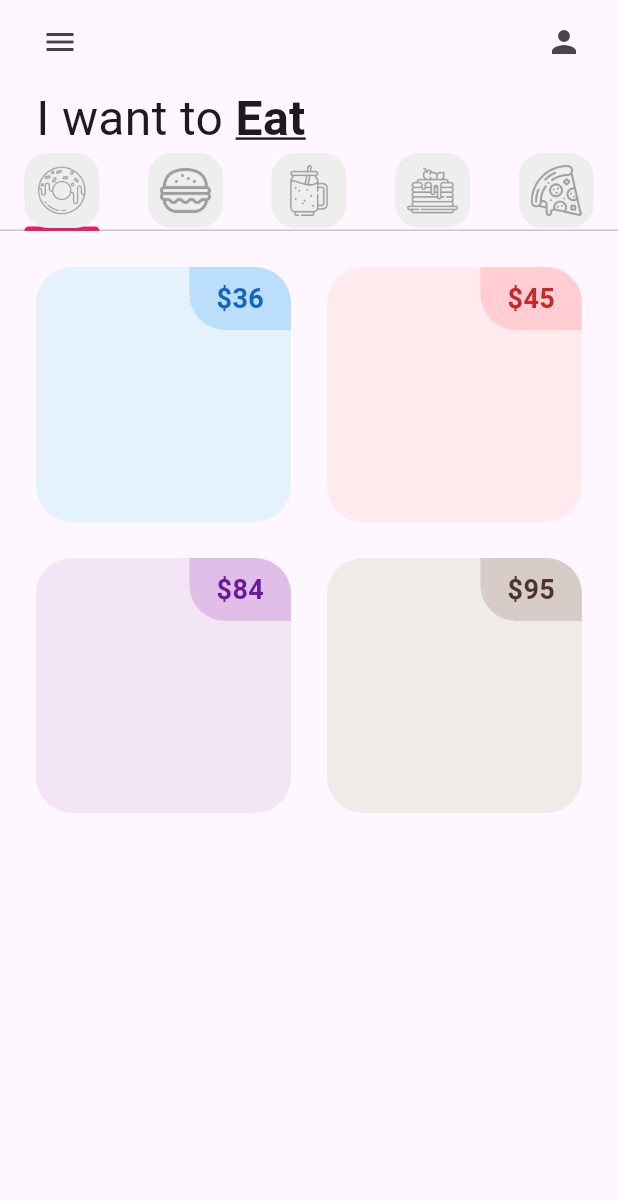
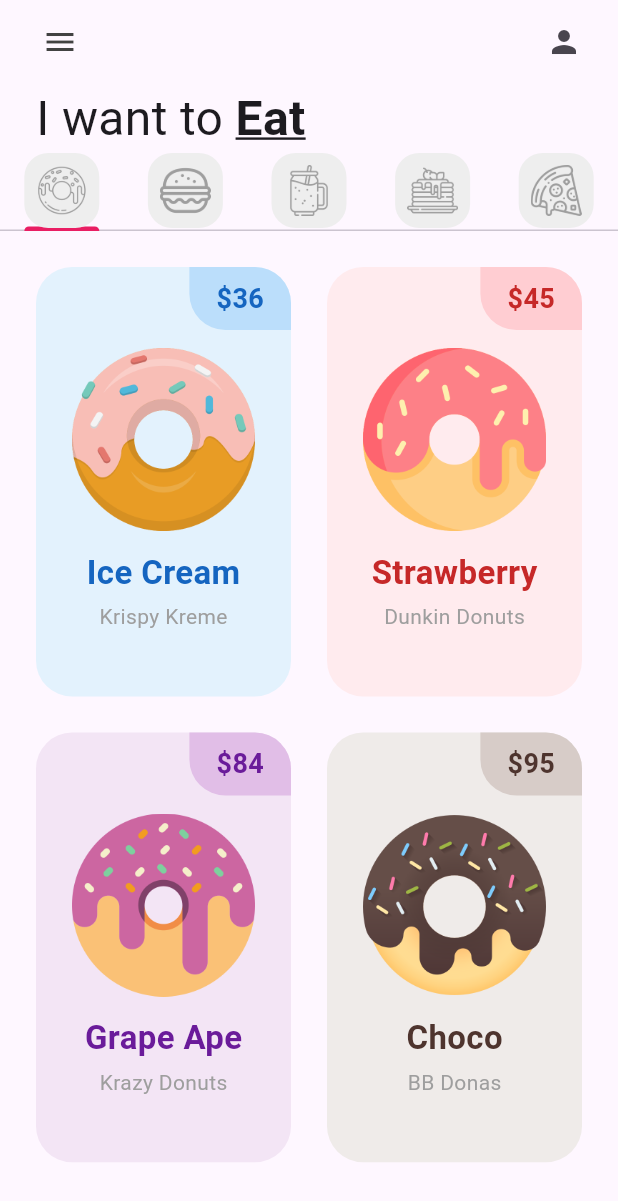
Before and after one commit to riacouoh/donut_app_4sa, a Flutter app: the screen it shows after launch, on a phone screen of 412 x 824 dp. Shown: the top 1201 px of the screen. Run offline on Flutter 3.47's test engine with Material 3 defaults, Android fonts, the phone set to English and light mode, and no system bars.

Commit message:
Adding Text to Tiles

```diff
--- a/lib/tabs/donut_tab.dart
+++ b/lib/tabs/donut_tab.dart
@@ -6,10 +6,10 @@ class DonutTab extends StatelessWidget {
   //lust of donuts
   final List donutsOnSale = [
     //donutflabor, price, color, imageName
-    ["Ice Cream", "36", Colors.blue, "lib/images/icecream_donut.png"],
-    ["Strawberry", "45", Colors.red, "lib/images/strawberry_donut.png"],
-    ["Grape Ape", "84", Colors.purple, "lib/images/grape_donut.png"],
-    ["Choco", "95", Colors.brown, "lib/images/chocolate_donut.png"]
+    ["Ice Cream", "36", "Krispy Kreme", Colors.blue, "lib/images/icecream_donut.png"],
+    ["Strawberry", "45", "Dunkin Donuts", Colors.red, "lib/images/strawberry_donut.png"],
+    ["Grape Ape", "84","Krazy Donuts", Colors.purple, "lib/images/grape_donut.png"],
+    ["Choco", "95", "BB Donas", Colors.brown, "lib/images/chocolate_donut.png"]
   ];
 
   DonutTab({super.key});
@@ -19,7 +19,9 @@ class DonutTab extends StatelessWidget {
     return GridView.builder(
       //prepa 1: organizar
       gridDelegate: const SliverGridDelegateWithFixedCrossAxisCount(
-        crossAxisCount: 2), //<-- num columnas
+        crossAxisCount: 2,
+        //proporción
+        childAspectRatio: 1/1.6), //<-- num columnas
 
       //# elementos
       itemCount: 4,
@@ -31,8 +33,9 @@ class DonutTab extends StatelessWidget {
         return DonutTile (
             donutFlavor: donutsOnSale[index][0],
             donutPrice: donutsOnSale[index][1],
-            donutColor: donutsOnSale[index][2],
-            imageName: donutsOnSale[index][3]
+            donutStore: donutsOnSale[index][2],
+            donutColor: donutsOnSale[index][3],
+            imageName: donutsOnSale[index][4]
         );
       });
   }
--- a/lib/tabs/pizza_tab.dart
+++ b/lib/tabs/pizza_tab.dart
@@ -6,10 +6,10 @@ class PizzaTab extends StatelessWidget {
   //lust of donuts
   final List pizzaOnSale = [
     //donutflabor, price, color, imageName
-    ["Ice Cream", "36", Colors.purple, "lib/images/icecream_donut.png"],
-    ["Strawberry", "45", Colors.orange, "lib/images/strawberry_donut.png"],
-    ["Grape Ape", "84", Colors.lightBlue, "lib/images/grape_donut.png"],
-    ["Choco", "95", Colors.pinkAccent, "lib/images/chocolate_donut.png"]
+    ["Ice Cream", "36", "Pizza Hut", Colors.purple, "lib/images/icecream_donut.png"],
+    ["Strawberry", "45", "Domino's", Colors.orange, "lib/images/strawberry_donut.png"],
+    ["Grape Ape", "84", "wEH", Colors.lightBlue, "lib/images/grape_donut.png"],
+    ["Choco", "95", "Supreme", Colors.pink, "lib/images/chocolate_donut.png"]
   ];
 
   PizzaTab({super.key});
@@ -19,7 +19,8 @@ class PizzaTab extends StatelessWidget {
     return GridView.builder(
       //prepa 1: organizar
       gridDelegate: const SliverGridDelegateWithFixedCrossAxisCount(
-        crossAxisCount: 2), //<-- num columnas
+        crossAxisCount: 2,
+        childAspectRatio: 1/1.5), //<-- num columnas
 
       //# elementos
       itemCount: 4,
@@ -31,8 +32,9 @@ class PizzaTab extends StatelessWidget {
         return DonutTile (
             donutFlavor: pizzaOnSale[index][0],
             donutPrice: pizzaOnSale[index][1],
-            donutColor: pizzaOnSale[index][2],
-            imageName: pizzaOnSale[index][3]
+            donutStore: pizzaOnSale[index][2],
+            donutColor: pizzaOnSale[index][3],
+            imageName: pizzaOnSale[index][4]
         );
       });
   }
--- a/lib/utils/donut_tile.dart
+++ b/lib/utils/donut_tile.dart
@@ -1,7 +1,9 @@
+import 'dart:io';
+
 import 'package:flutter/material.dart';
 
 class DonutTile extends StatelessWidget {
-  final String donutFlavor, donutPrice, imageName;
+  final String donutFlavor, donutPrice, donutStore, imageName;
   final dynamic donutColor;
 
 
@@ -9,6 +11,7 @@ class DonutTile extends StatelessWidget {
     {super.key,
     required this.donutFlavor,
     required this.donutPrice,
+    required this.donutStore,
     required this.donutColor,
     required this.imageName});
 
@@ -37,8 +40,30 @@ class DonutTile extends StatelessWidget {
                   fontWeight: FontWeight.bold,
                   fontSize: 18,
                   color: donutColor[800]),),
-            )
-          ],)
+            ),
+          ],),
+                      //donut price
+            Padding(
+              padding: const EdgeInsets.symmetric(
+                horizontal: 24.0,
+                vertical: 12.0),
+              child: Image.asset(imageName),
+            ),
+
+        //donut donutFlavor
+
+            Text(donutFlavor, style:
+              TextStyle(
+                fontWeight: FontWeight.bold,
+                fontSize: 22,
+                color: donutColor[800])
+                ),
+            SizedBox(height: 4),
+            Text(donutStore, style: TextStyle(fontSize: 14, color: Colors.grey)),
+
+
+        //icons
+
         ],),
       ),
     );
```
